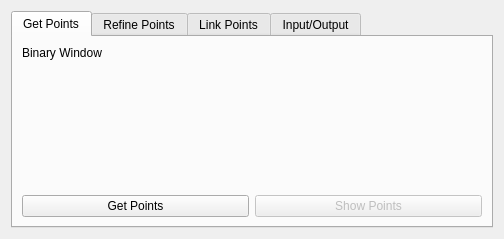
First picture: the form in pynsight.ui, repository kyleellefsen/pynsight, before the edit.
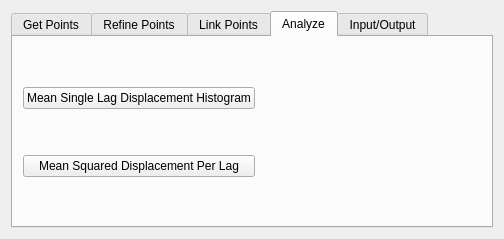
Second picture: the form after the edit. The open tabs and pages were chosen to show the change.

Commit message: added analysis of particle tracks to pynsight

What changed in the file:
```diff
--- a/pynsight.ui
+++ b/pynsight.ui
@@ -304,6 +304,50 @@
          </item>
         </layout>
        </widget>
+       <widget class="QWidget" name="analyze_tab">
+        <attribute name="title">
+         <string>Analyze</string>
+        </attribute>
+        <widget class="QWidget" name="gridLayoutWidget">
+         <property name="geometry">
+          <rect>
+           <x>10</x>
+           <y>10</y>
+           <width>451</width>
+           <height>171</height>
+          </rect>
+         </property>
+         <layout class="QGridLayout" name="gridLayout_10">
+          <item row="0" column="0">
+           <widget class="QPushButton" name="create_SLD_button">
+            <property name="text">
+             <string>Mean Single Lag Displacement Histogram</string>
+            </property>
+           </widget>
+          </item>
+          <item row="0" column="1">
+           <spacer name="horizontalSpacer">
+            <property name="orientation">
+             <enum>Qt::Horizontal</enum>
+            </property>
+            <property name="sizeHint" stdset="0">
+             <size>
+              <width>40</width>
+              <height>20</height>
+             </size>
+            </property>
+           </spacer>
+          </item>
+          <item row="1" column="0">
+           <widget class="QPushButton" name="create_MSD_button">
+            <property name="text">
+             <string>Mean Squared Displacement Per Lag</string>
+            </property>
+           </widget>
+          </item>
+         </layout>
+        </widget>
+       </widget>
        <widget class="QWidget" name="tab_4">
         <attribute name="title">
          <string>Input/Output</string>
```
Left out of the diff: 15 changed lines with no effect on the pictures. The commit also changes 5 other files.
